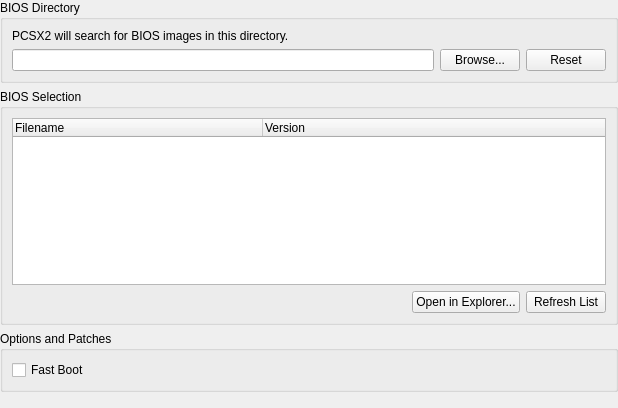
PCSX2/pcsx2, file pcsx2-qt/Settings/BIOSSettingsWidget.ui: the form before one commit.
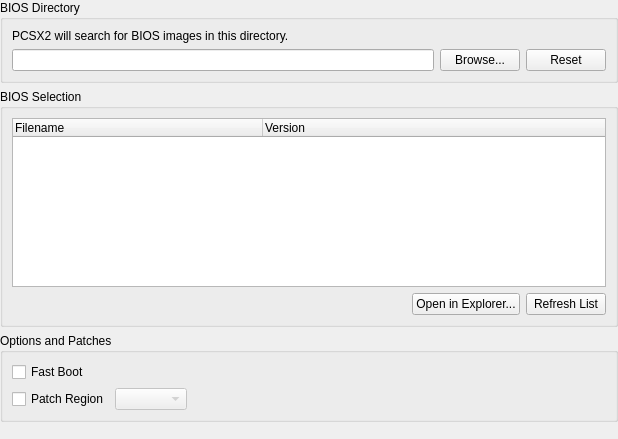
The form after the commit.

Commit message: BiosTools: Allow BIOS region patching

```diff
--- a/pcsx2-qt/Settings/BIOSSettingsWidget.ui
+++ b/pcsx2-qt/Settings/BIOSSettingsWidget.ui
@@ -7,7 +7,7 @@
     <x>0</x>
     <y>0</y>
     <width>618</width>
-    <height>408</height>
+    <height>439</height>
    </rect>
   </property>
   <property name="windowTitle">
@@ -134,14 +134,41 @@
      <property name="title">
       <string>Options and Patches</string>
      </property>
-     <layout class="QVBoxLayout" name="verticalLayout">
-      <item>
+     <layout class="QGridLayout" name="gridLayout_3">
+      <item row="1" column="0">
+       <widget class="QCheckBox" name="patchRegion">
+        <property name="text">
+         <string>Patch Region</string>
+        </property>
+       </widget>
+      </item>
+      <item row="0" column="0">
        <widget class="QCheckBox" name="fastBoot">
         <property name="text">
          <string>Fast Boot</string>
         </property>
        </widget>
       </item>
+      <item row="1" column="1">
+       <widget class="QComboBox" name="regionComboBox">
+        <property name="enabled">
+         <bool>false</bool>
+        </property>
+       </widget>
+      </item>
+      <item row="1" column="2">
+       <spacer name="horizontalSpacer_2">
+        <property name="orientation">
+         <enum>Qt::Horizontal</enum>
+        </property>
+        <property name="sizeHint" stdset="0">
+         <size>
+          <width>40</width>
+          <height>20</height>
+         </size>
+        </property>
+       </spacer>
+      </item>
      </layout>
     </widget>
    </item>
```
The commit also changes 6 other files.
